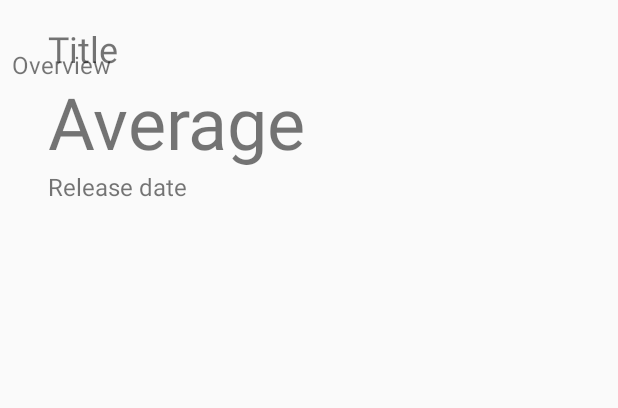
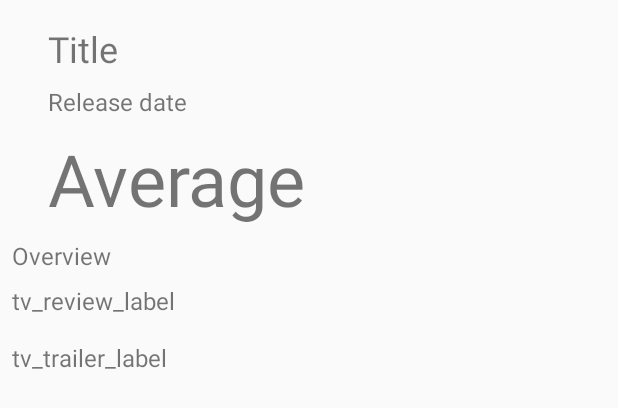
Before and after one commit to ChristianCholewa/Popular-Movies-Stage-2, an Android app: the layout activity_detail.xml on its own in the app's theme, with its tools: preview values and no code run, on a phone screen of 412 x 824 dp. Shown: the top 408 px of the screen. Run offline under Robolectric (Android 15) with nearby library versions, the phone set to English and light mode, and no system bars.

```diff
--- a/app/src/main/java/com/example/android/popularmoviesstage1/MainActivity.java
+++ b/app/src/main/java/com/example/android/popularmoviesstage1/MainActivity.java
@@ -33,6 +33,8 @@ public class MainActivity extends AppCompatActivity implements
     private static final int W342_BITMAPWIDTH = 342;
 
     private static final int MAIN_LOADER_ID = 1;
+    private static final String EXTRA_API_KEY = "api_key";
+    private static final String EXTRA_ORDER_BY = "order_by";
 
     private RecyclerView mRecyclerView;
     private RecyclerViewAdapter mAdapter;
@@ -55,7 +57,22 @@ public class MainActivity extends AppCompatActivity implements
         int columnCount = displayWidth / W342_BITMAPWIDTH;
         mRecyclerView.setLayoutManager(new GridLayoutManager(this, columnCount));
 
+        // set up the loader
+        SharedPreferences sharedPrefs = PreferenceManager.getDefaultSharedPreferences(MainActivity.this);
+
+        String api_key = sharedPrefs.getString(
+                getString(R.string.settings_api_key_key),
+                "");
+
+        String orderBy  = sharedPrefs.getString(
+                getString(R.string.settings_search_key),
+                getString(R.string.settings_search_most_popular_value)
+        );
+
         Bundle bundle = new Bundle();
+        bundle.putString(EXTRA_API_KEY, api_key);
+        bundle.putString(EXTRA_ORDER_BY, orderBy);
+
         LoaderManager loaderManager = getSupportLoaderManager();
         Loader<Object> dataLoader = loaderManager.getLoader(MAIN_LOADER_ID);
 
@@ -100,17 +117,8 @@ public class MainActivity extends AppCompatActivity implements
             @Override
             public String loadInBackground() {
 
-                //api key and sorting
-                SharedPreferences sharedPrefs = PreferenceManager.getDefaultSharedPreferences(MainActivity.this);
-
-                String api_key = sharedPrefs.getString(
-                        getString(R.string.settings_api_key_key),
-                        "");
-
-                String orderBy  = sharedPrefs.getString(
-                        getString(R.string.settings_search_key),
-                        getString(R.string.settings_search_most_popular_value)
-                );
+                String api_key = args.getString(EXTRA_API_KEY);
+                String orderBy  = args.getString(EXTRA_ORDER_BY);
 
                 URL url = NetworkUtils.buildUrl(api_key, orderBy);
                 String jsonString = "";
@@ -133,8 +141,8 @@ public class MainActivity extends AppCompatActivity implements
 
         if(!TextUtils.isEmpty(data)){
             mRecyclerView.setVisibility(View.VISIBLE);
-            List<MovieData> mMovieArray = JSONUtils.ParseOverview(data);
-            mAdapter = new RecyclerViewAdapter(MainActivity.this, mMovieArray);
+            List<MovieData> movieArray = JSONUtils.ParseOverview(data);
+            mAdapter = new RecyclerViewAdapter(MainActivity.this, movieArray);
             mAdapter.setClickListener(MainActivity.this);
             mRecyclerView.setAdapter(mAdapter);
         } else {
--- a/app/src/main/res/layout/activity_detail.xml
+++ b/app/src/main/res/layout/activity_detail.xml
@@ -8,8 +8,7 @@ xmlns:app="http://schemas.android.com/apk/res-auto"
 xmlns:tools="http://schemas.android.com/tools"
 tools:context=".DetailActivity">
 
-    <android.support.constraint.ConstraintLayout
-        xmlns:android="http://schemas.android.com/apk/res/android"
+<android.support.constraint.ConstraintLayout xmlns:android="http://schemas.android.com/apk/res/android"
     xmlns:app="http://schemas.android.com/apk/res-auto"
     xmlns:tools="http://schemas.android.com/tools"
     android:layout_width="match_parent"
@@ -17,27 +16,27 @@ tools:context=".DetailActivity">
 
     <ImageView
         android:id="@+id/iv_poster"
-            android:contentDescription="@string/poster_description"
         android:layout_width="wrap_content"
         android:layout_height="wrap_content"
-            android:layout_marginLeft="@dimen/detail_margin"
-            android:layout_marginStart="@dimen/detail_margin"
-            android:layout_marginTop="@dimen/detail_margin"
+        android:layout_marginBottom="8dp"
+        android:layout_marginLeft="8dp"
+        android:layout_marginStart="8dp"
+        android:contentDescription="@string/poster_description"
         android:padding="@dimen/detail_padding"
-            app:layout_constraintStart_toStartOf="parent"
-            app:layout_constraintTop_toTopOf="parent" />
+        app:layout_constraintBottom_toBottomOf="@+id/tv_average"
+        app:layout_constraintStart_toStartOf="parent" />
 
     <TextView
         android:id="@+id/tv_title"
+        style="@style/detail_title"
         android:layout_width="0dp"
         android:layout_height="wrap_content"
-            android:layout_marginEnd="@dimen/detail_margin"
-            android:layout_marginLeft="@dimen/detail_margin"
-            android:layout_marginRight="@dimen/detail_margin"
-            android:layout_marginStart="@dimen/detail_margin"
-            android:layout_marginTop="@dimen/detail_margin"
+        android:layout_marginEnd="8dp"
+        android:layout_marginLeft="8dp"
+        android:layout_marginRight="8dp"
+        android:layout_marginStart="8dp"
+        android:layout_marginTop="8dp"
         android:paddingTop="@dimen/detail_padding"
-            style="@style/detail_title"
         app:layout_constraintEnd_toEndOf="parent"
         app:layout_constraintStart_toEndOf="@+id/iv_poster"
         app:layout_constraintTop_toTopOf="parent"
@@ -45,38 +44,98 @@ tools:context=".DetailActivity">
 
     <TextView
         android:id="@+id/tv_average"
+        style="@style/detail_average"
         android:layout_width="wrap_content"
         android:layout_height="wrap_content"
-            android:layout_marginLeft="@dimen/detail_margin"
-            android:layout_marginStart="@dimen/detail_margin"
-            style="@style/detail_average"
+        android:layout_marginLeft="8dp"
+        android:layout_marginStart="8dp"
+        android:layout_marginTop="8dp"
         app:layout_constraintStart_toEndOf="@+id/iv_poster"
-            app:layout_constraintTop_toBottomOf="@+id/tv_title"
+        app:layout_constraintTop_toBottomOf="@+id/tv_release"
         tools:text="Average" />
 
     <TextView
         android:id="@+id/tv_release"
+        style="@style/detail_release"
         android:layout_width="wrap_content"
         android:layout_height="wrap_content"
-            android:layout_marginLeft="@dimen/detail_margin"
-            android:layout_marginStart="@dimen/detail_margin"
-            style="@style/detail_release"
+        android:layout_marginLeft="8dp"
+        android:layout_marginStart="8dp"
+        android:layout_marginTop="8dp"
         app:layout_constraintStart_toEndOf="@+id/iv_poster"
-            app:layout_constraintTop_toBottomOf="@+id/tv_average"
+        app:layout_constraintTop_toBottomOf="@+id/tv_title"
         tools:text="Release date" />
 
     <TextView
         android:id="@+id/tv_overview"
-            android:layout_width="0dp"
+        style="@style/detail_overview"
+        android:layout_width="match_parent"
         android:layout_height="wrap_content"
-            android:layout_marginLeft="@dimen/detail_margin"
-            android:layout_marginStart="@dimen/detail_margin"
-            android:layout_marginTop="@dimen/detail_margin"
-            style="@style/detail_overview"
+        android:layout_marginEnd="8dp"
+        android:layout_marginLeft="8dp"
+        android:layout_marginRight="8dp"
+        android:layout_marginStart="8dp"
+        android:layout_marginTop="8dp"
         app:layout_constraintEnd_toEndOf="parent"
         app:layout_constraintStart_toStartOf="parent"
-            app:layout_constraintTop_toBottomOf="@+id/iv_poster"
+        app:layout_constraintTop_toBottomOf="@+id/tv_average"
         tools:text="Overview" />
+
+    <TextView
+        android:id="@+id/tv_review_label"
+        style="@style/detail_overview"
+        android:layout_width="match_parent"
+        android:layout_height="wrap_content"
+        android:layout_marginEnd="8dp"
+        android:layout_marginLeft="8dp"
+        android:layout_marginRight="8dp"
+        android:layout_marginStart="8dp"
+        android:layout_marginTop="8dp"
+        app:layout_constraintEnd_toEndOf="parent"
+        app:layout_constraintStart_toStartOf="parent"
+        app:layout_constraintTop_toBottomOf="@+id/tv_overview"
+        tools:text="tv_review_label" />
+
+    <TextView
+        android:id="@+id/tv_trailer_label"
+        style="@style/detail_overview"
+        android:layout_width="match_parent"
+        android:layout_height="wrap_content"
+        android:layout_marginEnd="8dp"
+        android:layout_marginLeft="8dp"
+        android:layout_marginRight="8dp"
+        android:layout_marginStart="8dp"
+        android:layout_marginTop="8dp"
+        app:layout_constraintEnd_toEndOf="parent"
+        app:layout_constraintStart_toStartOf="parent"
+        app:layout_constraintTop_toBottomOf="@+id/rv_trailer"
+        tools:text="tv_trailer_label" />
+
+    <android.support.v7.widget.RecyclerView
+        android:id="@+id/rv_trailer"
+        android:layout_width="match_parent"
+        android:layout_height="wrap_content"
+        android:layout_marginEnd="8dp"
+        android:layout_marginLeft="8dp"
+        android:layout_marginRight="8dp"
+        android:layout_marginStart="8dp"
+        android:layout_marginTop="8dp"
+        app:layout_constraintEnd_toEndOf="parent"
+        app:layout_constraintStart_toStartOf="parent"
+        app:layout_constraintTop_toBottomOf="@+id/tv_review_label" />
+
+    <android.support.v7.widget.RecyclerView
+        android:id="@+id/rv_review"
+        android:layout_width="match_parent"
+        android:layout_height="wrap_content"
+        android:layout_marginEnd="8dp"
+        android:layout_marginLeft="8dp"
+        android:layout_marginRight="8dp"
+        android:layout_marginStart="8dp"
+        android:layout_marginTop="8dp"
+        app:layout_constraintEnd_toEndOf="parent"
+        app:layout_constraintStart_toStartOf="parent"
+        app:layout_constraintTop_toBottomOf="@+id/tv_trailer_label" />
 
 </android.support.constraint.ConstraintLayout>
 
```
Lines whose indentation alone changed are shown as unchanged.
